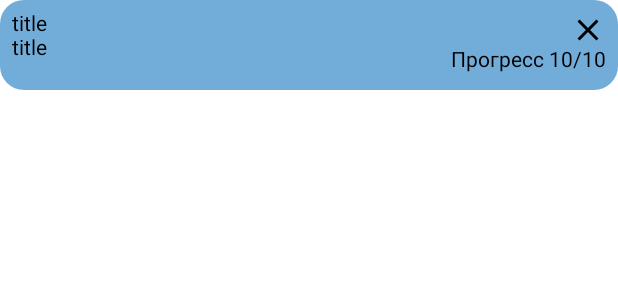
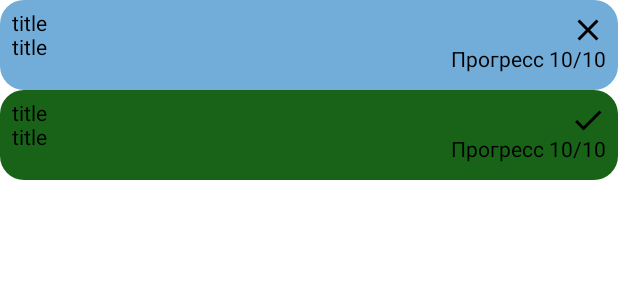
Before and after one commit to IP-115-Popov/Health, an Android app built with Jetpack Compose: the @Preview function AchievementUiModelPreview, on a phone screen of 412 x 824 dp. Shown: the top 300 px of the screen. Run offline under Robolectric (Android 15) with nearby library versions, the phone set to English and light mode, and no system bars.

Commit message:
feat Achievement разметка

```diff
--- a/app/src/main/java/ru/sergey/health/feature/achievement/ui/components/AchievementUiModel.kt
+++ b/app/src/main/java/ru/sergey/health/feature/achievement/ui/components/AchievementUiModel.kt
@@ -28,7 +28,7 @@ fun AchievementUiModel(achievement: Achievement) {
         modifier = Modifier
             .fillMaxWidth()
             .height(60.dp)
-            .background(color = HealthTheme.colors.card, shape = RoundedCornerShape(16.dp))
+            .background(color = if(achievement.isUnlocked)  HealthTheme.colors.green else HealthTheme.colors.card, shape = RoundedCornerShape(16.dp))
             .padding(8.dp),
         horizontalArrangement = Arrangement.SpaceBetween
     ) {
@@ -59,6 +59,7 @@ fun AchievementUiModel(achievement: Achievement) {
 @Composable
 fun AchievementUiModelPreview() {
     HealthTheme {
+        Column {
             AchievementUiModel(
                 achievement = Achievement(
                     id = 0,
@@ -70,6 +71,18 @@ fun AchievementUiModelPreview() {
                     progressMaxValue = 10,
                 )
             )
+            AchievementUiModel(
+                achievement = Achievement(
+                    id = 0,
+                    title = "title",
+                    description = "title",
+                    isUnlocked = true,
+                    context = AchievementContext.TotalPoints(pointsRequired = 2),
+                    progress = 10,
+                    progressMaxValue = 10,
+                )
+            )
         }
 
     }
+}
--- a/app/src/main/java/ru/sergey/health/feature/achievement/vm/AchievementViewModel.kt
+++ b/app/src/main/java/ru/sergey/health/feature/achievement/vm/AchievementViewModel.kt
@@ -11,6 +11,7 @@ import kotlinx.coroutines.flow.StateFlow
 import kotlinx.coroutines.flow.asStateFlow
 import kotlinx.coroutines.flow.catch
 import kotlinx.coroutines.flow.combine
+import kotlinx.coroutines.flow.map
 import kotlinx.coroutines.flow.update
 import kotlinx.coroutines.launch
 import kotlinx.coroutines.withContext
@@ -40,6 +41,8 @@ class AchievementViewModel @Inject constructor(
                 achievements.map { achievement ->
                     updateAchievement(achievement, gameController)
                 }
+            }.map {
+                it.sortedBy { !it.isUnlocked }
             }.catch { e ->
                 Log.e("AchievementViewModel","Error during achievements update: ${e.message}")
             }.collect { updatedAchievements ->
--- a/app/src/main/java/ru/sergey/health/ui/theme/ui/HealthCommon.kt
+++ b/app/src/main/java/ru/sergey/health/ui/theme/ui/HealthCommon.kt
@@ -11,7 +11,8 @@ data class HealthColors(
     val primary: Color,
     val placeholderText: Color,
     val text: Color,
-    val card: Color
+    val card: Color,
+    val green: Color,
 )
 
 data class HealthTypography(
```
Also changed, not shown: app/src/main/java/ru/sergey/health/ui/theme/ui/Color.kt (+1 -8 lines). Lines whose indentation alone changed are shown as unchanged.
